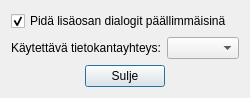
First picture: the form in ui/yleiskaava_dialog_settings.ui, repository ernoma/yleiskaava, before the edit.
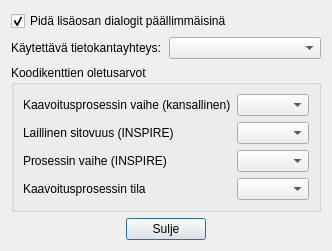
Second picture: the form after the edit.

Commit message: Toteuta oletusarvojen asetusmahdollisuus joillekin koodiarvoille

```diff
--- a/ui/yleiskaava_dialog_settings.ui
+++ b/ui/yleiskaava_dialog_settings.ui
@@ -6,8 +6,8 @@
    <rect>
     <x>0</x>
     <y>0</y>
-    <width>241</width>
-    <height>81</height>
+    <width>327</width>
+    <height>208</height>
    </rect>
   </property>
   <property name="windowTitle">
@@ -24,6 +24,19 @@
      </property>
     </widget>
    </item>
+   <item>
+    <spacer name="verticalSpacer_3">
+     <property name="orientation">
+      <enum>Qt::Vertical</enum>
+     </property>
+     <property name="sizeHint" stdset="0">
+      <size>
+       <width>20</width>
+       <height>40</height>
+      </size>
+     </property>
+    </spacer>
+   </item>
    <item>
     <layout class="QHBoxLayout" name="horizontalLayout_2">
      <item>
@@ -38,6 +51,68 @@
      </item>
     </layout>
    </item>
+   <item>
+    <spacer name="verticalSpacer_2">
+     <property name="orientation">
+      <enum>Qt::Vertical</enum>
+     </property>
+     <property name="sizeHint" stdset="0">
+      <size>
+       <width>20</width>
+       <height>40</height>
+      </size>
+     </property>
+    </spacer>
+   </item>
+   <item>
+    <widget class="QGroupBox" name="groupBox">
+     <property name="title">
+      <string>Koodikenttien oletusarvot</string>
+     </property>
+     <layout class="QFormLayout" name="formLayout">
+      <item row="0" column="0">
+       <widget class="QLabel" name="label_2">
+        <property name="text">
+         <string>Kaavoitusprosessin vaihe (kansallinen)</string>
+        </property>
+       </widget>
+      </item>
+      <item row="0" column="1">
+       <widget class="QComboBox" name="comboBoxKansallinenProsessinVaihe"/>
+      </item>
+      <item row="1" column="0">
+       <widget class="QLabel" name="label_3">
+        <property name="text">
+         <string>Laillinen sitovuus (INSPIRE)</string>
+        </property>
+       </widget>
+      </item>
+      <item row="2" column="0">
+       <widget class="QLabel" name="label_4">
+        <property name="text">
+         <string>Prosessin vaihe (INSPIRE)</string>
+        </property>
+       </widget>
+      </item>
+      <item row="3" column="0">
+       <widget class="QLabel" name="label_5">
+        <property name="text">
+         <string>Kaavoitusprosessin tila</string>
+        </property>
+       </widget>
+      </item>
+      <item row="1" column="1">
+       <widget class="QComboBox" name="comboBoxLaillinenSitovuus"/>
+      </item>
+      <item row="2" column="1">
+       <widget class="QComboBox" name="comboBoxProsessinVaihe"/>
+      </item>
+      <item row="3" column="1">
+       <widget class="QComboBox" name="comboBoxKaavoitusprosessinTila"/>
+      </item>
+     </layout>
+    </widget>
+   </item>
    <item>
     <spacer name="verticalSpacer">
      <property name="orientation">
```
The commit also changes 2 other files.
